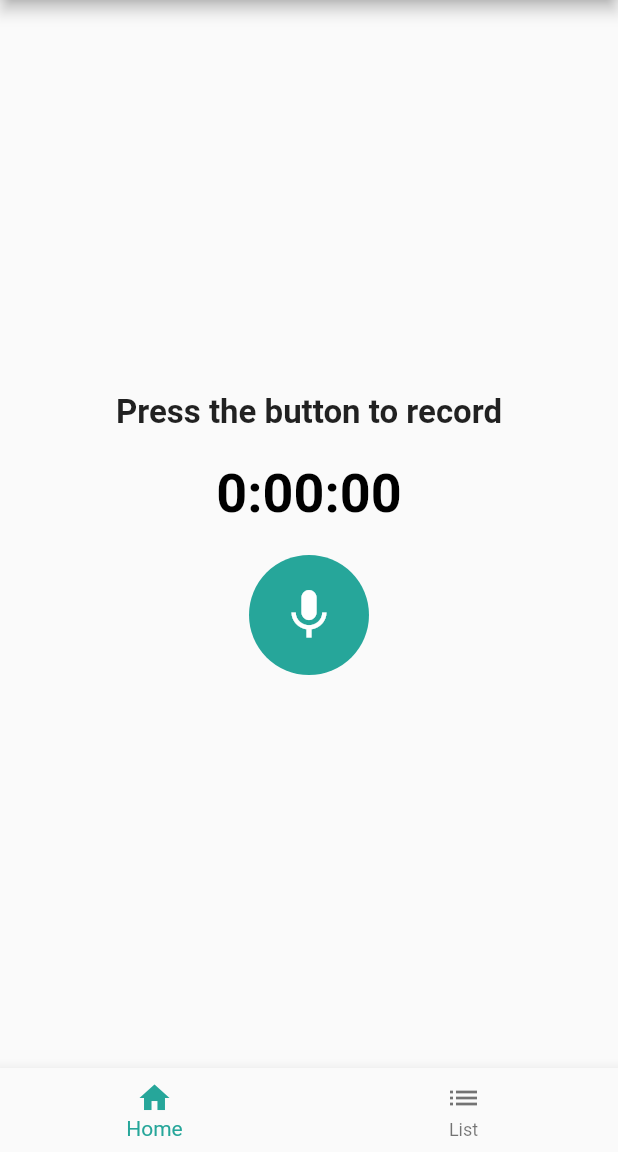
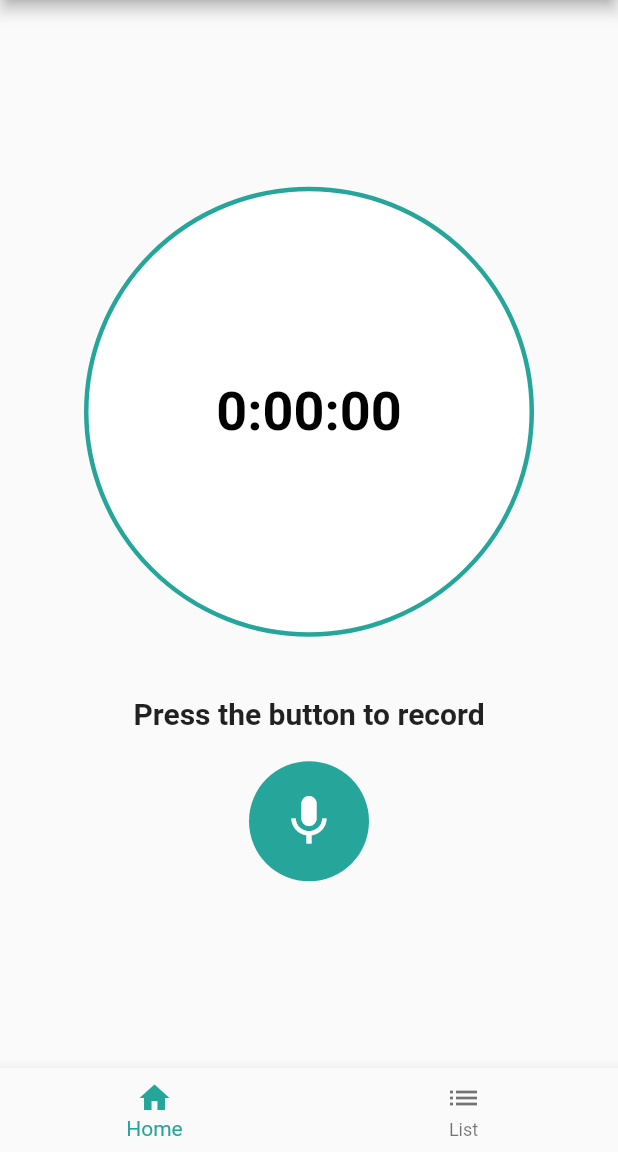
Before and after one commit to MarketTea/audio_recorder, a Flutter app: the screen it shows after launch, on a phone screen of 412 x 824 dp, the part 84-1236 px from its top. Run offline on Flutter 3.47's test engine with Material 2 defaults, Android fonts, the phone set to English and light mode, and no system bars; our stand-ins replace fluttertoast, video_player; missing offline and left inert: chewie_audio, ext_storage, flutter_audio_recorder; statements that could not run were skipped.

Commit message:
custom ui show timer

```diff
--- a/lib/recorder_view.dart
+++ b/lib/recorder_view.dart
@@ -52,19 +52,34 @@ class _RecorderState extends State<Recorder> {
       children: [
         Column(
           children: [
-            Text(
-              "Press the button to record",
-              style: TextStyle(
-                fontSize: 22,
-                fontWeight: FontWeight.bold,
+            Container(
+              height: 300,
+              width: 300,
+              alignment: Alignment.center,
+              child: Text(
+                _recording?.duration?.toString()?.substring(0, 7) ?? "0:00:00",
+                style: TextStyle(
+                    color: Colors.black,
+                    fontSize: 36,
+                    fontWeight: FontWeight.bold),
               ),
+              decoration: new BoxDecoration(
+                  color: Colors.white,
+                  shape: BoxShape.circle,
+                  border: Border.all(color: Colors.teal[400], width: 3.0)),
+            ),
+            SizedBox(
+              height: 20,
             ),
             SizedBox(
               height: 20,
             ),
             Text(
-              _recording?.duration?.toString()?.substring(0, 7) ?? "0:00:00",
-              style: TextStyle(color: Colors.black, fontSize: 36, fontWeight: FontWeight.bold),
+              "Press the button to record",
+              style: TextStyle(
+                fontSize: 20,
+                fontWeight: FontWeight.bold,
+              ),
             ),
             SizedBox(
               height: 20,
@@ -163,7 +178,8 @@ class _RecorderState extends State<Recorder> {
     Directory appDir = await getExternalStorageDirectory();
     String audioRecord = 'Recordings';
     //String date = "${DateTime.now()?.millisecondsSinceEpoch?.toString()}.m4a";
-    Directory appDirectory = Directory("${appDir.parent.parent.parent.parent.path}/$audioRecord/");
+    Directory appDirectory =
+        Directory("${appDir.parent.parent.parent.parent.path}/$audioRecord/");
     if (await appDirectory.exists()) {
       DateFormat dateFormat = DateFormat("yyyy_MM_dd HH_mm_ss");
       String formatDate = dateFormat.format(DateTime.now());
```
